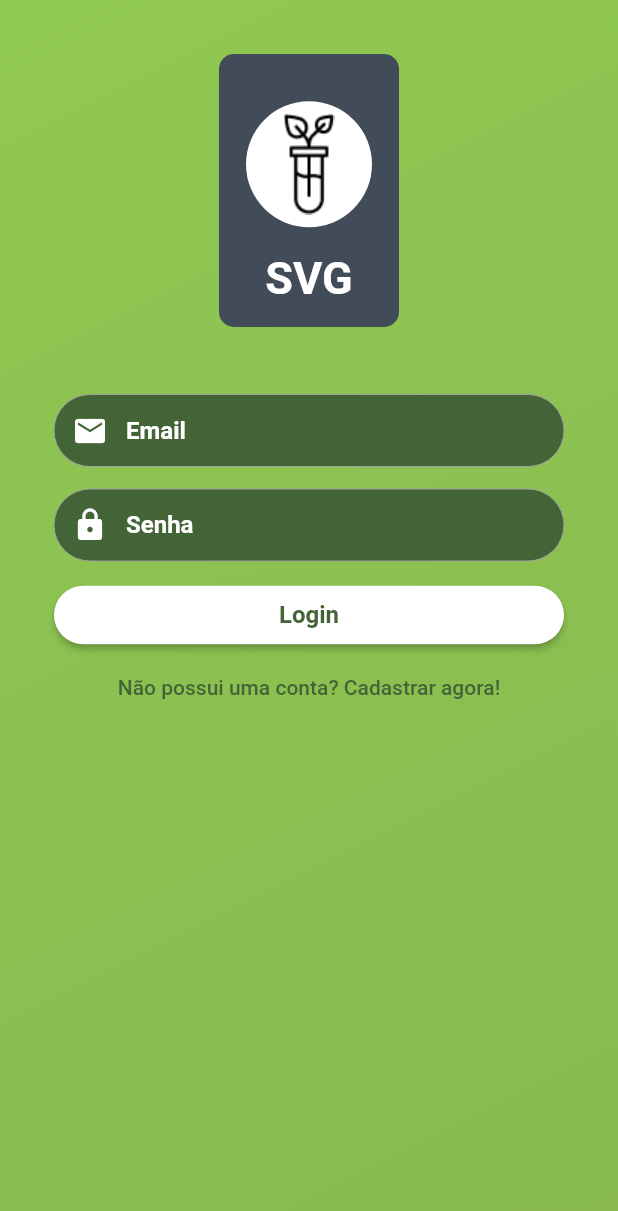
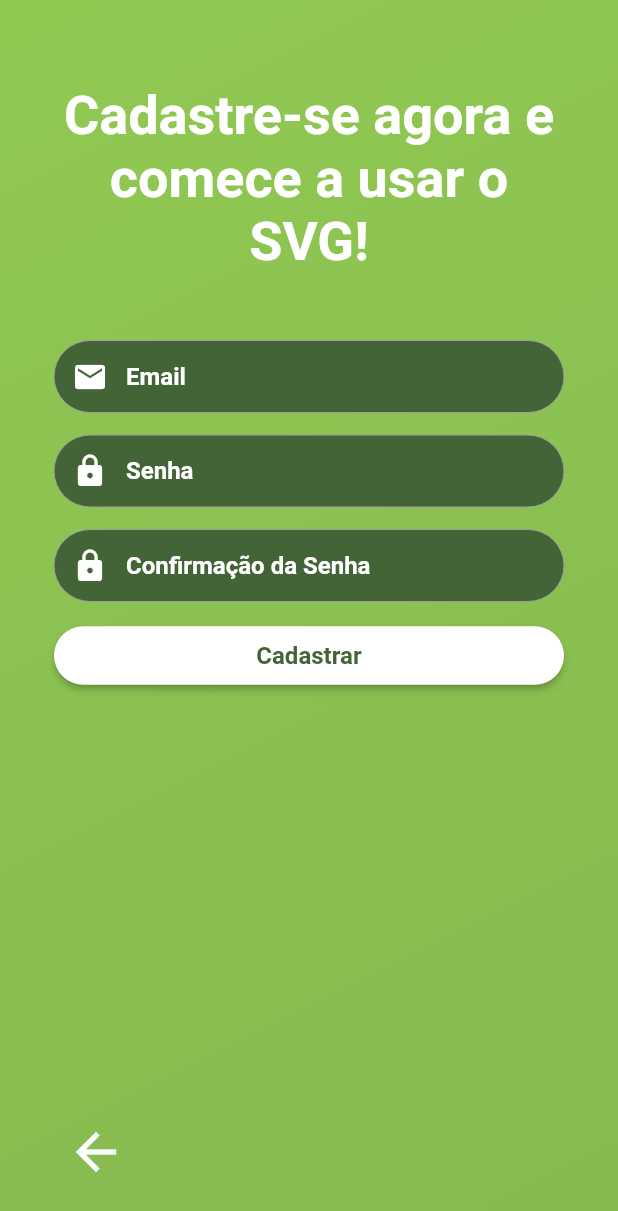
Before and after one commit to PI2-Smart-Vegetable-Germinator/svg-app, a Flutter app: the screen it shows after launch, after a tap on "Não possui uma conta? Cadastrar agora!", on a phone screen of 412 x 824 dp. Shown: the top 1211 px of the screen. Run offline on Flutter 3.47's test engine with Material 2 defaults, Android fonts, the light colour scheme and no system bars; our stand-ins replace shared_preferences; network calls fail.

Commit message:
Add signup screen and wire both login and signup to backend.

```diff
--- a/lib/main.dart
+++ b/lib/main.dart
@@ -1,6 +1,10 @@
 import 'package:flutter/material.dart';
+import 'package:provider/provider.dart';
+import 'package:svg_app/screens/signup.dart';
 
 import './screens/login.dart';
+import './screens/home.dart';
+import './providers/auth.dart';
 
 void main() => runApp(MyApp());
 
@@ -8,21 +12,25 @@ class MyApp extends StatelessWidget {
   // This widget is the root of your application.
   @override
   Widget build(BuildContext context) {
-    return MaterialApp(
-      title: 'Flutter Demo',
-      theme: ThemeData(
-        // This is the theme of your application.
-        //
-        // Try running your application with "flutter run". You'll see the
-        // application has a blue toolbar. Then, without quitting the app, try
-        // changing the primarySwatch below to Colors.green and then invoke
-        // "hot reload" (press "r" in the console where you ran "flutter run",
-        // or simply save your changes to "hot reload" in a Flutter IDE).
-        // Notice that the counter didn't reset back to zero; the application
-        // is not restarted.
-        primarySwatch: Colors.blue,
-      ),
-      home: LoginScreen(),
+    return MultiProvider(
+      providers: [
+        ChangeNotifierProvider.value(
+          value: Auth(),
+        )
+      ],
+      child: Consumer<Auth>(builder: (ctx, auth, _) {
+        print(auth.isAuthenticated);
+        return MaterialApp(
+          title: 'SVG',
+          theme: ThemeData(
+            primaryColor: Color.fromRGBO(144, 201, 82, 1),
+          ),
+          home: auth.isAuthenticated ? HomeScreen() : LoginScreen(),
+          routes: {
+            SignupScreen.routeName: (ctx) => SignupScreen(),
+          },
+        );
+      }),
     );
   }
 }
--- /dev/null
+++ b/lib/models/http_exception.dart
@@ -0,0 +1,10 @@
+class HttpException implements Exception {
+  final String message;
+
+  HttpException(this.message);
+
+  @override
+  String toString() {
+    return message;
+  }
+}
--- a/lib/screens/login.dart
+++ b/lib/screens/login.dart
@@ -1,10 +1,68 @@
+import 'dart:async';
+import 'dart:io';
+
 import 'package:flutter/material.dart';
+import 'package:provider/provider.dart';
 import '../widgets/logo.dart';
 
-class LoginScreen extends StatelessWidget {
+import '../providers/auth.dart';
+import '../models/http_exception.dart';
+
+class LoginScreen extends StatefulWidget {
+  @override
+  _LoginScreenState createState() => _LoginScreenState();
+}
+
+class _LoginScreenState extends State<LoginScreen> {
+  final GlobalKey<FormState> _formKey = GlobalKey();
+
+  Map<String, String> _authData = {
+    'email': '',
+    'password': '',
+  };
+
+  Future<void> submit() async {
+    if (!_formKey.currentState.validate()) {
+      return;
+    }
+
+    _formKey.currentState.save();
+
+    print(_authData);
+
+    try {
+      await Provider.of<Auth>(context, listen: false).login(_authData);
+    } on HttpException catch (error) {
+      showDialog(
+        context: context,
+        builder: (BuildContext context) {
+          return AlertDialog(
+            title: Text("Erro"),
+            content: Text(error.message),
+          );
+        },
+      );
+    } catch (error) {
+      showDialog(
+        context: context,
+        builder: (BuildContext context) {
+          return AlertDialog(
+            title: Text("Erro"),
+            content: Text(
+              "Falha ao se comunicar com o servidor. Por favor, tente novamente.",
+            ),
+          );
+        },
+      );
+    }
+  }
+
   @override
   Widget build(BuildContext context) {
-    final emailField = TextField(
+    final emailField = TextFormField(
+      onSaved: (value) {
+        _authData['email'] = value;
+      },
       style: TextStyle(color: Colors.white),
       decoration: InputDecoration(
         prefixIcon: Icon(
@@ -27,7 +85,10 @@ class LoginScreen extends StatelessWidget {
       ),
     );
 
-    final passwordField = TextField(
+    final passwordField = TextFormField(
+      onSaved: (value) {
+        _authData['password'] = value;
+      },
       obscureText: true,
       style: TextStyle(color: Colors.white),
       decoration: InputDecoration(
@@ -52,7 +113,9 @@ class LoginScreen extends StatelessWidget {
     );
 
     final loginButton = RaisedButton(
-      onPressed: () {},
+      onPressed: () {
+        submit();
+      },
       color: Colors.white,
       textColor: Color.fromRGBO(67, 100, 54, 1),
       shape: RoundedRectangleBorder(
@@ -70,20 +133,9 @@ class LoginScreen extends StatelessWidget {
       ),
     );
 
-    return Scaffold(
-      body: Container(
-        decoration: BoxDecoration(
-          gradient: LinearGradient(
-            begin: Alignment.topLeft,
-            end: Alignment.bottomRight,
-            colors: [
-              Color.fromRGBO(144, 201, 82, 1),
-              Color.fromRGBO(135, 185, 80, 1),
-            ],
-          ),
-        ),
-        child: Padding(
-          padding: EdgeInsets.all(36.0),
+    final loginForm = Form(
+      key: _formKey,
+      child: SingleChildScrollView(
         child: Column(
           mainAxisAlignment: MainAxisAlignment.start,
           crossAxisAlignment: CrossAxisAlignment.center,
@@ -99,13 +151,34 @@ class LoginScreen extends StatelessWidget {
               child: loginButton,
             ),
             FlatButton(
-                onPressed: () {},
+              onPressed: () {
+                Navigator.of(context).pushNamed('/signup');
+              },
               textColor: Color.fromRGBO(67, 100, 54, 1),
               child: Text("Não possui uma conta? Cadastrar agora!"),
             )
           ],
         ),
       ),
+    );
+
+    return Scaffold(
+      body: Container(
+        decoration: BoxDecoration(
+          gradient: LinearGradient(
+            begin: Alignment.topLeft,
+            end: Alignment.bottomRight,
+            colors: [
+              Color.fromRGBO(144, 201, 82, 1),
+              Color.fromRGBO(135, 185, 80, 1),
+            ],
+          ),
+        ),
+        height: MediaQuery.of(context).size.height,
+        child: Padding(
+          padding: EdgeInsets.all(36.0),
+          child: loginForm,
+        ),
       ),
     );
   }
--- /dev/null
+++ b/lib/screens/signup.dart
@@ -0,0 +1,250 @@
+import 'dart:async';
+
+import 'package:flutter/material.dart';
+import 'package:provider/provider.dart';
+
+import '../providers/auth.dart';
+
+class SignupScreen extends StatefulWidget {
+  static const routeName = '/signup';
+
+  @override
+  _SignupScreenState createState() => _SignupScreenState();
+}
+
+class _SignupScreenState extends State<SignupScreen> {
+  final GlobalKey<FormState> _formKey = GlobalKey();
+
+  final _passwordController = TextEditingController();
+
+  Map<String, String> _authData = {
+    'email': '',
+    'password': '',
+  };
+
+  Future<void> _submit() async {
+    if (!_formKey.currentState.validate()) {
+      return;
+    }
+
+    _formKey.currentState.save();
+
+    try {
+      await Provider.of<Auth>(context, listen: false).signup(_authData);
+      Navigator.of(context).pop();
+    } catch (error) {
+      showDialog(
+        context: context,
+        builder: (BuildContext context) {
+          return AlertDialog(
+            title: Text("Erro"),
+            content: Text(
+              "Falha ao se comunicar com o servidor. Por favor, tente novamente.",
+            ),
+          );
+        },
+      );
+    }
+  }
+
+  @override
+  Widget build(BuildContext context) {
+    final emailField = TextFormField(
+      onSaved: (value) {
+        _authData['email'] = value;
+      },
+      style: TextStyle(color: Colors.white),
+      decoration: InputDecoration(
+        prefixIcon: Icon(
+          Icons.email,
+          color: Colors.white,
+        ),
+        contentPadding: EdgeInsets.fromLTRB(20.0, 10.0, 20.0, 10.0),
+        hintText: "Email",
+        hintStyle: TextStyle(color: Colors.white, fontWeight: FontWeight.bold),
+        enabledBorder: OutlineInputBorder(
+          borderRadius: BorderRadius.circular(32.0),
+          borderSide: BorderSide(color: Colors.grey, width: 0.0),
+        ),
+        focusedBorder: OutlineInputBorder(
+          borderRadius: BorderRadius.circular(32.0),
+          borderSide: BorderSide(color: Colors.grey, width: 0.0),
+        ),
+        fillColor: Color.fromRGBO(67, 100, 54, 1),
+        filled: true,
+      ),
+    );
+
+    final passwordField = TextFormField(
+      onSaved: (value) {
+        _authData['password'] = value;
+      },
+      validator: (value) {
+        print(value.isEmpty);
+        print(value.length);
+        if (value.isEmpty || value.length < 5) {
+          print('oi?');
+          return 'A senha deve conter no mínimo 6 caracteres!';
+        }
+      },
+      controller: _passwordController,
+      obscureText: true,
+      style: TextStyle(color: Colors.white),
+      decoration: InputDecoration(
+        prefixIcon: Icon(
+          Icons.lock,
+          color: Colors.white,
+        ),
+        contentPadding: EdgeInsets.fromLTRB(20.0, 10.0, 20.0, 10.0),
+        hintText: "Senha",
+        hintStyle: TextStyle(color: Colors.white, fontWeight: FontWeight.bold),
+        enabledBorder: OutlineInputBorder(
+          borderRadius: BorderRadius.circular(32.0),
+          borderSide: BorderSide(color: Colors.grey, width: 0.0),
+        ),
+        errorBorder: UnderlineInputBorder(
+          borderRadius: BorderRadius.circular(32.0),
+          borderSide: BorderSide(color: Colors.grey, width: 0.0),
+        ),
+        focusedErrorBorder: UnderlineInputBorder(
+          borderRadius: BorderRadius.circular(32.0),
+          borderSide: BorderSide(color: Colors.grey, width: 0.0),
+        ),
+        focusedBorder: OutlineInputBorder(
+          borderRadius: BorderRadius.circular(32.0),
+          borderSide: BorderSide(color: Colors.grey, width: 0.0),
+        ),
+        fillColor: Color.fromRGBO(67, 100, 54, 1),
+        filled: true,
+      ),
+    );
+
+    final passwordConfirmField = TextFormField(
+      validator: (value) {
+        if (value != _passwordController.text) {
+          return 'As senhas não conferem!';
+        }
+      },
+      obscureText: true,
+      style: TextStyle(color: Colors.white),
+      decoration: InputDecoration(
+        prefixIcon: Icon(
+          Icons.lock,
+          color: Colors.white,
+        ),
+        contentPadding: EdgeInsets.fromLTRB(20.0, 10.0, 20.0, 10.0),
+        hintText: "Confirmação da Senha",
+        hintStyle: TextStyle(color: Colors.white, fontWeight: FontWeight.bold),
+        enabledBorder: OutlineInputBorder(
+          borderRadius: BorderRadius.circular(32.0),
+          borderSide: BorderSide(color: Colors.grey, width: 0.0),
+        ),
+        focusedBorder: OutlineInputBorder(
+          borderRadius: BorderRadius.circular(32.0),
+          borderSide: BorderSide(color: Colors.grey, width: 0.0),
+        ),
+        errorBorder: UnderlineInputBorder(
+          borderRadius: BorderRadius.circular(32.0),
+          borderSide: BorderSide(color: Colors.grey, width: 0.0),
+        ),
+        focusedErrorBorder: UnderlineInputBorder(
+          borderRadius: BorderRadius.circular(32.0),
+          borderSide: BorderSide(color: Colors.grey, width: 0.0),
+        ),
+        fillColor: Color.fromRGBO(67, 100, 54, 1),
+        filled: true,
+      ),
+    );
+
+    final signupButton = RaisedButton(
+      onPressed: () {
+        _submit();
+      },
+      color: Colors.white,
+      textColor: Color.fromRGBO(67, 100, 54, 1),
+      shape: RoundedRectangleBorder(
+        borderRadius: BorderRadius.circular(32),
+      ),
+      padding: EdgeInsets.fromLTRB(20.0, 10.0, 20.0, 10.0),
+      child: Container(
+        child: const Text(
+          'Cadastrar',
+          style: TextStyle(
+            fontWeight: FontWeight.bold,
+            fontSize: 16,
+          ),
+        ),
+      ),
+    );
+
+    final signupForm = Form(
+      key: _formKey,
+      child: Column(
+        mainAxisAlignment: MainAxisAlignment.start,
+        crossAxisAlignment: CrossAxisAlignment.center,
+        children: <Widget>[
+          SizedBox(
+            height: 20,
+          ),
+          Center(
+            child: Text(
+              "Cadastre-se agora e comece a usar o SVG!",
+              style: TextStyle(
+                fontWeight: FontWeight.bold,
+                fontSize: 36.0,
+                color: Colors.white,
+              ),
+              textAlign: TextAlign.center,
+            ),
+          ),
+          SizedBox(height: 45),
+          emailField,
+          SizedBox(height: 15),
+          passwordField,
+          SizedBox(height: 15),
+          passwordConfirmField,
+          SizedBox(height: 12),
+          SizedBox(
+            width: double.infinity,
+            child: signupButton,
+          ),
+          Expanded(
+            child: Align(
+              alignment: FractionalOffset.bottomLeft,
+              child: IconButton(
+                icon: Icon(
+                  Icons.arrow_back,
+                  size: 40.0,
+                ),
+                color: Colors.white,
+                onPressed: () {
+                  Navigator.pop(context);
+                },
+              ),
+            ),
+          )
+        ],
+      ),
+    );
+
+    return Scaffold(
+      body: Container(
+        decoration: BoxDecoration(
+          gradient: LinearGradient(
+            begin: Alignment.topLeft,
+            end: Alignment.bottomRight,
+            colors: [
+              Color.fromRGBO(144, 201, 82, 1),
+              Color.fromRGBO(135, 185, 80, 1),
+            ],
+          ),
+        ),
+        height: MediaQuery.of(context).size.height,
+        child: Padding(
+          padding: EdgeInsets.all(36.0),
+          child: signupForm,
+        ),
+      ),
+    );
+  }
+}
--- a/pubspec.yaml
+++ b/pubspec.yaml
@@ -19,6 +19,9 @@ environment:
 dependencies:
   flutter:
     sdk: flutter
+  http: ^0.12.0+2
+  shared_preferences: ^0.5.3+4
+  provider: ^3.1.0
 
   # The following adds the Cupertino Icons font to your application.
   # Use with the CupertinoIcons class for iOS style icons.
```
Also changed, not shown: lib/providers/auth.dart (added, +72 -0 lines), lib/screens/home.dart (added, +17 -0 lines), pubspec.lock. Lines whose indentation alone changed are shown as unchanged.
